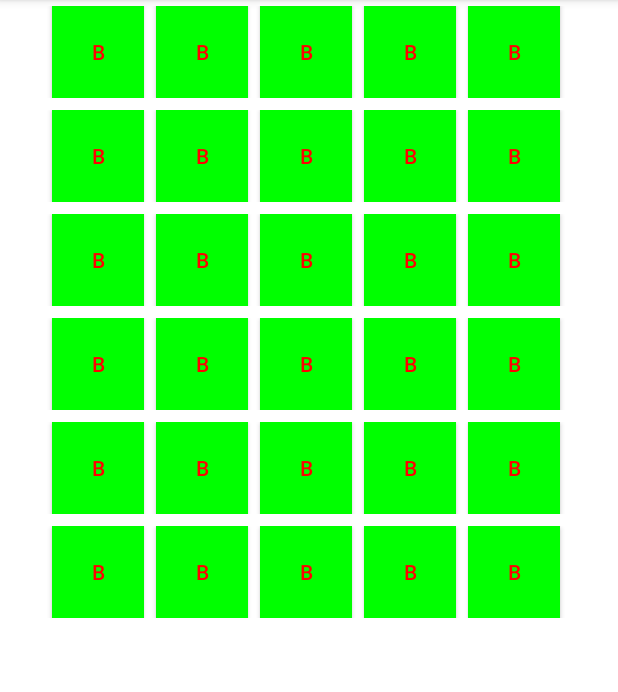
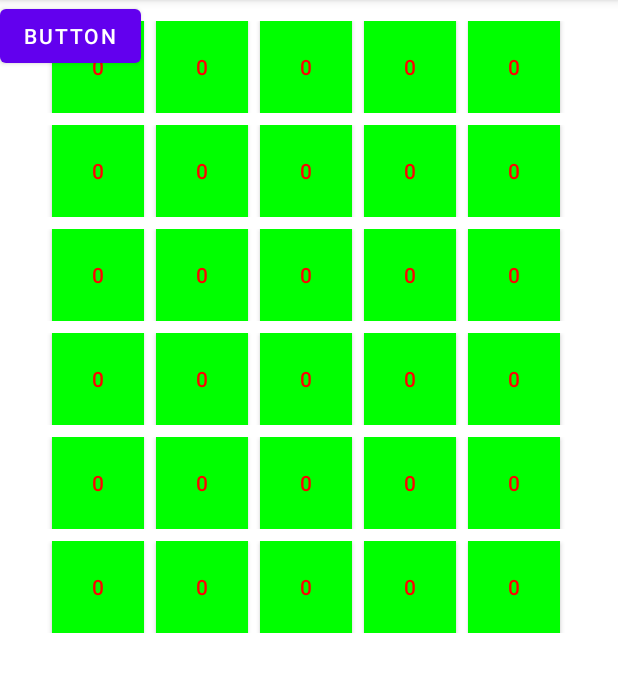
Before and after one commit to mnokno/WordleMaster, an Android app: the screen it shows after launch (MainActivity), on a phone screen of 412 x 824 dp, the part 84-776 px from its top. Run offline under Robolectric (Android 15) with nearby library versions, the phone set to English and light mode, and no system bars.

Commit message:
More changes

```diff
--- a/app/build.gradle
+++ b/app/build.gradle
@@ -1,3 +1,4 @@
+
 plugins {
     id 'com.android.application'
     id 'org.jetbrains.kotlin.android'
@@ -33,6 +34,7 @@ android {
 
 dependencies {
 
+    implementation("org.jetbrains.kotlinx:kotlinx-coroutines-core:1.6.1")
     implementation 'androidx.core:core-ktx:1.7.0'
     implementation 'androidx.appcompat:appcompat:1.4.1'
     implementation 'com.google.android.material:material:1.5.0'
--- a/app/src/main/java/com/example/wordlemaster/MainActivity.kt
+++ b/app/src/main/java/com/example/wordlemaster/MainActivity.kt
@@ -8,23 +8,30 @@ import android.view.View
 import android.view.ViewGroup
 import android.widget.Button
 import android.widget.LinearLayout
+import android.widget.ScrollView
 import android.widget.TextView
 import androidx.constraintlayout.widget.ConstraintLayout
 import androidx.core.view.marginLeft
 import androidx.core.view.setMargins
+import androidx.core.view.size
+import kotlinx.coroutines.*
+import kotlin.coroutines.CoroutineContext
+import kotlin.coroutines.EmptyCoroutineContext
 import kotlin.math.floor
 
 class MainActivity : AppCompatActivity() {
     override fun onCreate(savedInstanceState: Bundle?) {
         super.onCreate(savedInstanceState)
         setContentView(R.layout.activity_main)
+        genUI()
 
-        genUI()
     }
 
     private fun genUI(){
 
         // Gets screen size
+        val constraintLayout = findViewById<LinearLayout>(R.id.mainStackPanel)
+
         val displayMetrics = DisplayMetrics()
         windowManager.defaultDisplay.getMetrics(displayMetrics)
         val linearLayoutPaddingLength: Int = floor(displayMetrics.widthPixels * 0.075).toInt()
@@ -34,9 +41,9 @@ class MainActivity : AppCompatActivity() {
         // Generates horizontal layouts for button
         for (i in 0 until 6){
 
-            val constraintLayout = findViewById<LinearLayout>(R.id.mainStackPanel)
+
             val linearLayout = LinearLayout(this)
-            linearLayout.layoutParams = ConstraintLayout.LayoutParams(ConstraintLayout.LayoutParams.WRAP_CONTENT, ConstraintLayout.LayoutParams.WRAP_CONTENT)
+            linearLayout.layoutParams = LinearLayout.LayoutParams(ConstraintLayout.LayoutParams.WRAP_CONTENT, ConstraintLayout.LayoutParams.WRAP_CONTENT)
             linearLayout.setPadding(linearLayoutPaddingLength, buttonPaddingLength, linearLayoutPaddingLength, buttonPaddingLength)
             linearLayout.orientation = LinearLayout.HORIZONTAL
             constraintLayout.addView(linearLayout);
@@ -48,8 +55,7 @@ class MainActivity : AppCompatActivity() {
                 val layoutParams = LinearLayout.LayoutParams(buttonSize, buttonSize)
                 layoutParams.setMargins(buttonPaddingLength, 0, buttonPaddingLength, 0)
                 button.layoutParams = layoutParams
-
-                button.text = "B"
+                button.text = "${constraintLayout.width}"
                 button.setOnClickListener(View.OnClickListener {
                     button.text = button.text as String + '.'
                 })
@@ -60,4 +66,10 @@ class MainActivity : AppCompatActivity() {
             }
         }
     }
+
+    fun sendMessage(view: View) {
+        // Do something in response to button
+        (view as Button).text = "${findViewById<LinearLayout>(R.id.mainStackPanel).width}"
+    }
+
 }
--- a/app/src/main/res/layout/activity_main.xml
+++ b/app/src/main/res/layout/activity_main.xml
@@ -6,9 +6,29 @@
     android:layout_height="wrap_content"
     tools:context=".MainActivity">
 
+    <Button
+        android:id="@+id/button2"
+        android:layout_width="wrap_content"
+        android:layout_height="wrap_content"
+        android:onClick="sendMessage"
+        android:text="Button"
+        app:layout_constraintBottom_toBottomOf="parent"
+        app:layout_constraintEnd_toEndOf="parent"
+        app:layout_constraintHorizontal_bias="0.0"
+        app:layout_constraintStart_toStartOf="parent"
+        app:layout_constraintTop_toTopOf="parent"
+        app:layout_constraintVertical_bias="0.0" />
+
     <LinearLayout
         android:id="@+id/mainStackPanel"
-        android:layout_width="match_parent"
-        android:layout_height="match_parent"
-        android:orientation="vertical"></LinearLayout>
+        android:layout_width="wrap_content"
+        android:layout_height="wrap_content"
+        android:layout_marginTop="10dp"
+        android:layout_marginBottom="10dp"
+        android:orientation="vertical"
+        app:layout_constraintBottom_toBottomOf="parent"
+        app:layout_constraintEnd_toEndOf="parent"
+        app:layout_constraintStart_toStartOf="parent"
+        app:layout_constraintTop_toTopOf="parent" />
+
 </androidx.constraintlayout.widget.ConstraintLayout>
--- a/build.gradle
+++ b/build.gradle
@@ -1,4 +1,5 @@
 // Top-level build file where you can add configuration options common to all sub-projects/modules.
+
 plugins {
     id 'com.android.application' version '7.1.3' apply false
     id 'com.android.library' version '7.1.3' apply false
```
